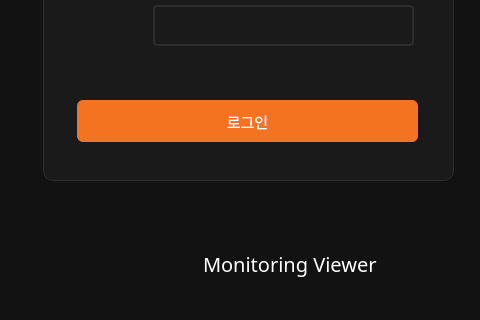
Before: the Qt Designer form dms_central/loginframe.ui in veda-team4/dms, drawn with Qt 5; both pictures show x 346 to 826 and y 330 to 650 of the 1200 by 650 pixel window.
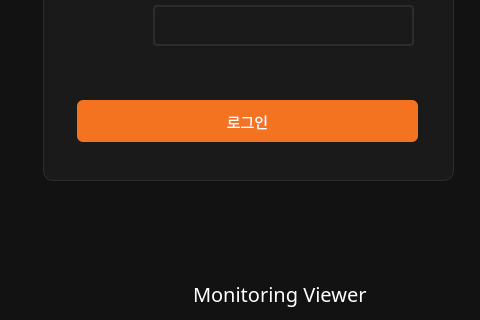
After: the same form once the commit is applied. Icons and pictures are not drawn.

Commit message: Allow Enter to open main window and improve login failure dialog design

The edit to the form file:
```diff
--- a/dms_central/loginframe.ui
+++ b/dms_central/loginframe.ui
@@ -33,8 +33,8 @@
   <widget class="QWidget" name="title_widget" native="true">
    <property name="geometry">
     <rect>
-     <x>460</x>
-     <y>570</y>
+     <x>450</x>
+     <y>600</y>
      <width>263</width>
      <height>48</height>
     </rect>
```
Left out of the diff: 6 changed lines with no effect on the pictures. The commit also changes 3 other files.
